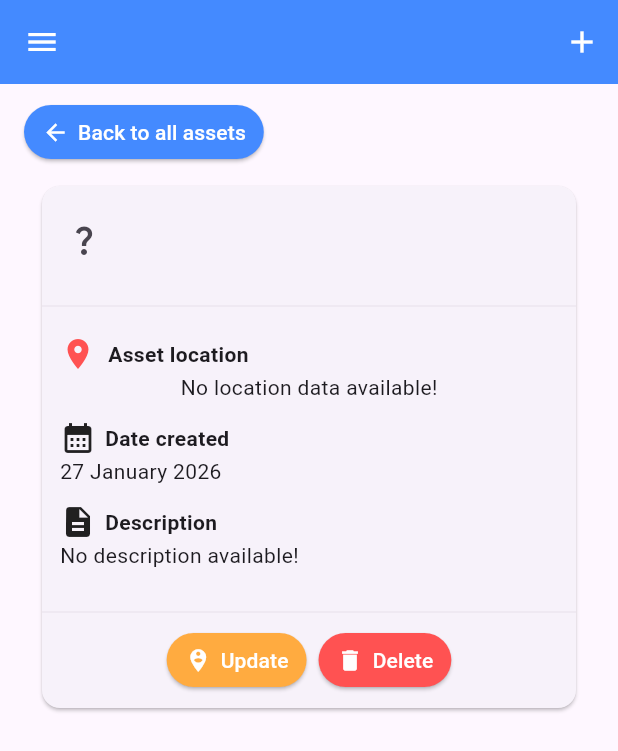
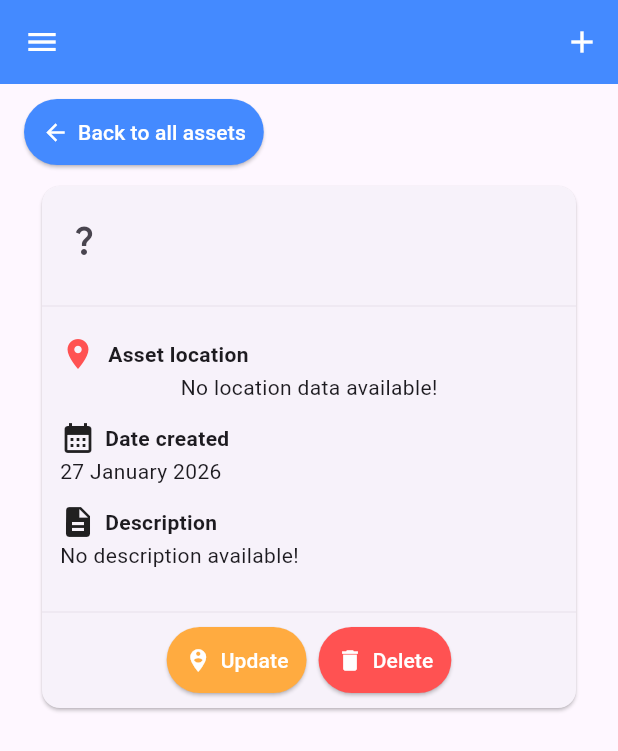
Before and after one commit to mandyfarrugia/mfswd62b_cpdha_2526, a Flutter app: the ViewAssetScreen screen opened directly with empty values, on a phone screen of 412 x 824 dp. Shown: the top 751 px of the screen. Run offline on Flutter 3.47's test engine with Material 3 defaults, Android fonts, the phone set to English and light mode, and no system bars; our stand-ins replace flutter_riverpod, geolocator, objectbox; generated files the repository leaves out were written again.

Commit message:
Refactoring widget related to asset location when viewing all the details of an asset.

```diff
--- a/mfswd62b_cpd/lib/widgets/advanced_asset_card_widget.dart
+++ b/mfswd62b_cpd/lib/widgets/advanced_asset_card_widget.dart
@@ -61,7 +61,6 @@ class AdvancedAssetCardWidget extends StatelessWidget {
                   alignment: WrapAlignment.end,
                   spacing: 8,
                   children: [
-                    //AssetCardButton(backgroundColour: Colors.blueAccent, foregroundColour: Colors.white, buttonText: 'Go back to all assets', callback: () {}),
                     AssetButton(iconData: Icons.person_pin_circle, backgroundColour: Colors.orangeAccent, foregroundColour: Colors.white, buttonText: 'Update', callback: () {}),
                     AssetButton(iconData: Icons.delete, backgroundColour: Colors.redAccent, foregroundColour: Colors.white, buttonText: 'Delete', callback: () {}),
                   ],
--- a/mfswd62b_cpd/lib/widgets/asset_button.dart
+++ b/mfswd62b_cpd/lib/widgets/asset_button.dart
@@ -11,13 +11,14 @@ class AssetButton extends StatelessWidget {
 
   @override
   Widget build(BuildContext context) {
-    return IntrinsicWidth(child: ElevatedButton(
-      style: ElevatedButton.styleFrom(
-        backgroundColor: backgroundColour,
-        foregroundColor: foregroundColour,
-        padding: const EdgeInsets.symmetric(horizontal: 12, vertical: 8),
-        minimumSize: Size.zero
-      ),
+    return IntrinsicWidth(
+      child: ElevatedButton(
+        style: ElevatedButton.styleFrom(
+          backgroundColor: backgroundColour,
+          foregroundColor: foregroundColour,
+          padding: const EdgeInsets.symmetric(horizontal: 12, vertical: 12),
+          minimumSize: Size.zero
+        ),
       onPressed: callback,
       child: Row(children: [
         Icon(iconData),
--- a/mfswd62b_cpd/lib/widgets/asset_location_widget.dart
+++ b/mfswd62b_cpd/lib/widgets/asset_location_widget.dart
@@ -1,5 +1,6 @@
 import 'package:flutter/material.dart';
 import 'package:mfswd62b_cpd/models/asset.dart';
+import 'package:mfswd62b_cpd/widgets/asset_button.dart';
 import 'package:url_launcher/url_launcher.dart';
 
 class AssetLocationWidget extends StatelessWidget {
@@ -7,11 +8,24 @@ class AssetLocationWidget extends StatelessWidget {
 
   const AssetLocationWidget({required this.assetToDisplay, super.key});
 
+  Future<void> redirectToMap(BuildContext context, double latitude, double longitude) async {
+    final uri = Uri.parse('https://www.openstreetmap.org/?mlat=$latitude&mlon=$longitude#map=16/$latitude/$longitude');
+    bool canLaunchUrl = await launchUrl(uri, mode: LaunchMode.externalApplication);
+
+    if (!canLaunchUrl) {
+      if (context.mounted) {
+        ScaffoldMessenger.of(context).showSnackBar(
+          const SnackBar(content: Text('Could not open map')),
+        );
+      }
+    }
+  }
+
   @override
   Widget build(BuildContext context) {
-    final latitude = assetToDisplay.assetLocation.target?.latitude;
-    final longitude = assetToDisplay.assetLocation.target?.longitude;
-    final isLocationAvailable = assetToDisplay.assetLocation.hasValue;
+    final double? latitude = assetToDisplay.assetLocation.target?.latitude;
+    final double? longitude = assetToDisplay.assetLocation.target?.longitude;
+    final bool isLocationAvailable = assetToDisplay.assetLocation.hasValue;
 
     if (!isLocationAvailable || latitude == null || longitude == null) {
       return Column(children: [
@@ -46,25 +60,35 @@ class AssetLocationWidget extends StatelessWidget {
           style: const TextStyle(color: Colors.black),
         ),
         const SizedBox(height: 8),
-        ElevatedButton.icon(
-          style: ElevatedButton.styleFrom(backgroundColor: Colors.blueAccent, foregroundColor: Colors.white),
-          icon: const Icon(Icons.map),
-          label: const Text('Open in map'),
-          onPressed: () async {
-            final uri = Uri.parse(
-              'https://www.openstreetmap.org/?mlat=$latitude&mlon=$longitude#map=16/$latitude/$longitude',
-            );
+        AssetButton(
+          iconData: Icons.map,
+          backgroundColour: Colors.blueAccent,
+          foregroundColour: Colors.white,
+          buttonText: 'View location in map',
+          callback: () async {
+            await redirectToMap(context, latitude, longitude);
+          }
+        )
 
-            if (!await launchUrl(
-              uri,
-              mode: LaunchMode.externalApplication,
-            )) {
-              ScaffoldMessenger.of(context).showSnackBar(
-                const SnackBar(content: Text('Could not open map')),
-              );
-            }
-          },
-        ),
+        // ElevatedButton.icon(
+        //   style: ElevatedButton.styleFrom(backgroundColor: Colors.blueAccent, foregroundColor: Colors.white),
+        //   icon: const Icon(Icons.map),
+        //   label: const Text('Open in map'),
+        //   onPressed: () async {
+        //     final uri = Uri.parse(
+        //       'https://www.openstreetmap.org/?mlat=$latitude&mlon=$longitude#map=16/$latitude/$longitude',
+        //     );
+
+        //     if (!await launchUrl(
+        //       uri,
+        //       mode: LaunchMode.externalApplication,
+        //     )) {
+        //       ScaffoldMessenger.of(context).showSnackBar(
+        //         const SnackBar(content: Text('Could not open map')),
+        //       );
+        //     }
+        //   },
+        // ),
       ],
     );
   }
```
Also changed, not shown: mfswd62b_cpd/lib/services/delete_confirmation_service.dart (added, +32 -0 lines).
